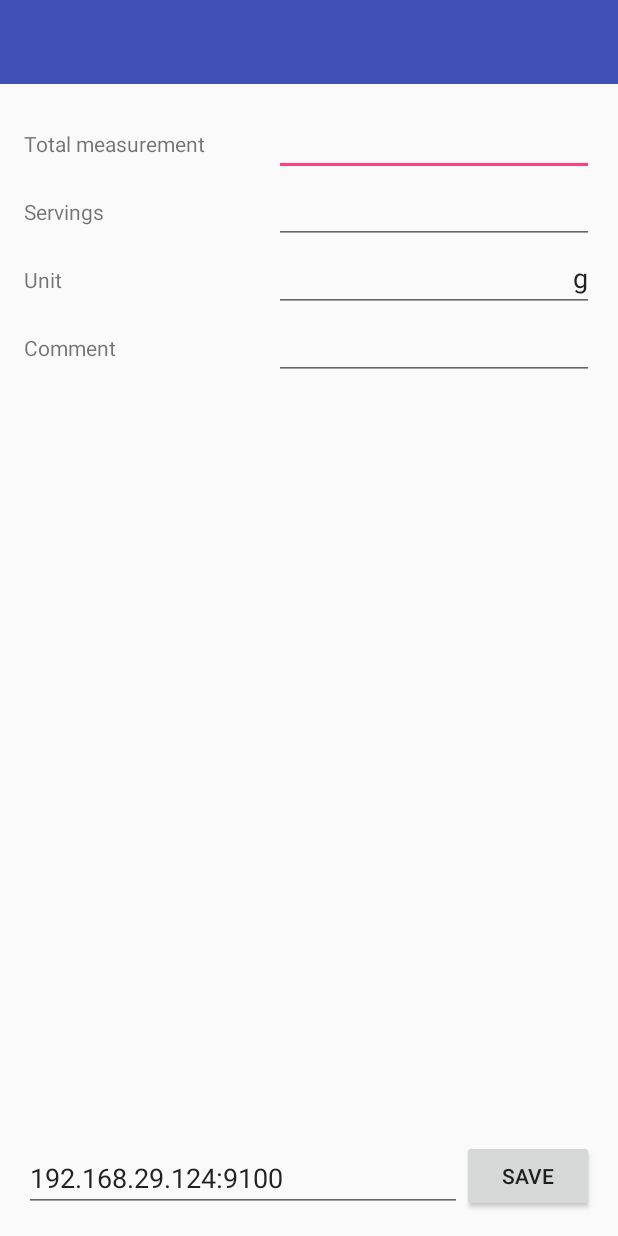
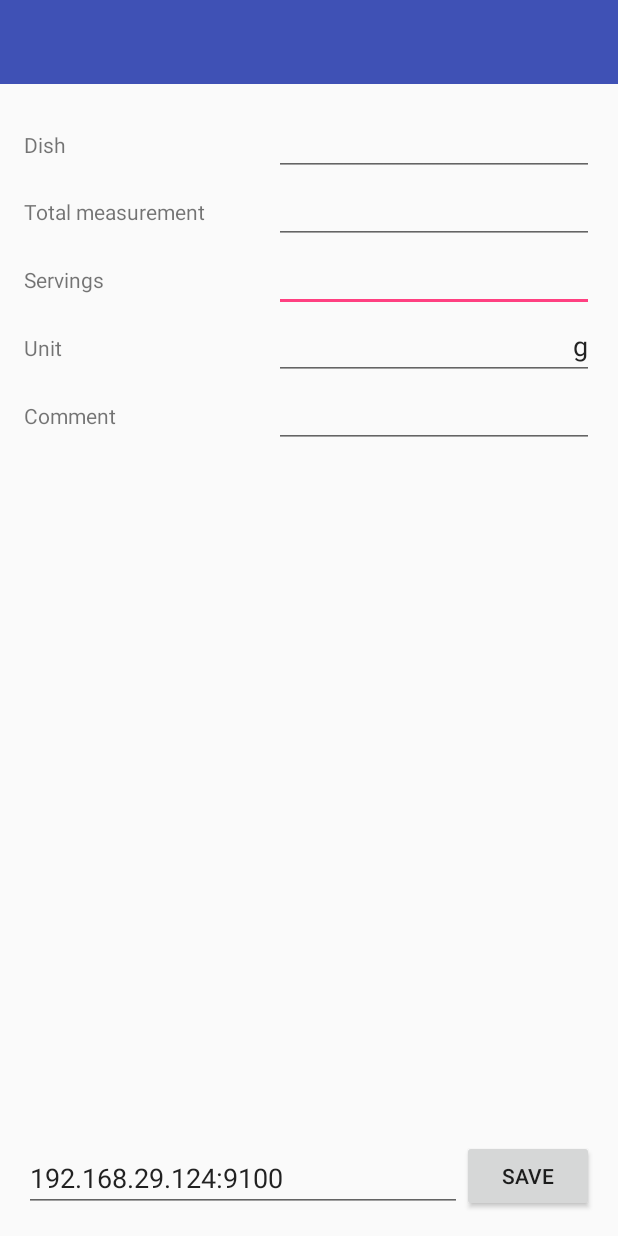
Before and after one commit to alpharesearch/AndroidPrinter, an Android app: the layout activity_main.xml on its own in the app's theme, with its tools: preview values and no code run, on a phone screen of 412 x 824 dp. Run offline under Robolectric (Android 15) with nearby library versions, the phone set to English and light mode, and no system bars.

Commit message:
add dish name

```diff
--- a/FoodPrinter/app/build.gradle
+++ b/FoodPrinter/app/build.gradle
@@ -7,8 +7,8 @@ android {
         applicationId "de.alpharesearch.printer"
         minSdkVersion 15
         targetSdkVersion 25
-        versionCode 6
-        versionName '1.0.6'
+        versionCode 7
+        versionName '1.0.7'
         testInstrumentationRunner "android.support.test.runner.AndroidJUnitRunner"
     }
     buildTypes {
--- a/FoodPrinter/app/src/main/res/layout/activity_main.xml
+++ b/FoodPrinter/app/src/main/res/layout/activity_main.xml
@@ -32,26 +32,14 @@
             android:layout_height="wrap_content"
             android:inputType="number"
             android:ems="10"
-            android:layout_alignParentTop="true"
-            android:layout_alignParentRight="true"
-            android:layout_alignParentEnd="true"
-            android:id="@+id/editText_Size"
-            android:singleLine="true"
-            android:textAlignment="viewEnd"
-            android:layout_gravity="end" />
-
-        <EditText
-            android:layout_width="wrap_content"
-            android:layout_height="wrap_content"
-            android:inputType="number"
-            android:ems="10"
             android:id="@+id/editText_Servings"
             android:layout_below="@+id/editText_Size"
             android:layout_alignParentRight="true"
             android:layout_alignParentEnd="true"
             android:singleLine="true"
             android:textAlignment="viewEnd"
-            android:layout_gravity="end"/>
+            android:layout_gravity="end"
+            android:maxLength="7" />
 
         <EditText
             android:layout_width="wrap_content"
@@ -65,7 +53,8 @@
             android:singleLine="true"
             android:textAlignment="viewEnd"
             android:layout_gravity="end"
-            android:text="g" />
+            android:text="g"
+            android:maxLength="3" />
 
         <TextView
             android:layout_width="wrap_content"
@@ -77,9 +66,9 @@
             android:layout_alignParentRight="true"
             android:layout_alignParentEnd="true"
             android:textAlignment="center"
-            android:layout_below="@+id/editText_Comment"
             android:textSize="14sp"
-            android:elevation="1dp" />
+            android:elevation="1dp"
+            android:layout_below="@+id/editText_Comment" />
 
         <TextView
             android:text="@string/Total_measurement"
@@ -157,5 +146,40 @@
             android:layout_alignParentLeft="true"
             android:layout_alignParentStart="true" />
 
+        <EditText
+            android:layout_width="wrap_content"
+            android:layout_height="wrap_content"
+            android:inputType="textPersonName"
+            android:ems="10"
+            android:layout_alignParentTop="true"
+            android:layout_alignParentRight="true"
+            android:layout_alignParentEnd="true"
+            android:id="@+id/editTextName"
+            android:maxLength="30" />
+
+        <EditText
+            android:layout_width="wrap_content"
+            android:layout_height="wrap_content"
+            android:inputType="number"
+            android:ems="10"
+            android:id="@+id/editText_Size"
+            android:singleLine="true"
+            android:textAlignment="viewEnd"
+            android:layout_gravity="end"
+            android:layout_below="@+id/editTextName"
+            android:layout_alignParentRight="true"
+            android:layout_alignParentEnd="true"
+            android:maxLength="7" />
+
+        <TextView
+            android:text="@string/Name"
+            android:layout_width="wrap_content"
+            android:layout_height="wrap_content"
+            android:layout_above="@+id/editText_Size"
+            android:layout_alignParentLeft="true"
+            android:layout_alignParentStart="true"
+            android:layout_marginBottom="11dp"
+            android:id="@+id/textView" />
+
     </RelativeLayout>
 </LinearLayout>
--- a/FoodPrinter/app/src/main/res/values/strings.xml
+++ b/FoodPrinter/app/src/main/res/values/strings.xml
@@ -10,4 +10,5 @@
     <string name="Portion_Size">Portion Size</string>
     <string name="defaultIP" translatable="false">192.168.29.124:9100</string>
     <string name="Print">Print</string>
+    <string name="Name">Dish</string>
 </resources>
```
Also changed, not shown: FoodPrinter/app/src/main/java/de/alpharesearch/printer/MainActivity.java (+29 -16 lines), 3 other files.
